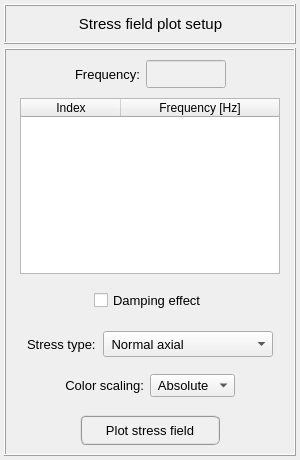
The window that pulse/interface/ui_files/plots/results/structural/plot_stresses_field_for_harmonic_analysis.ui (open-pulse/OpenPulse) describes before a commit, drawn with Qt 5.
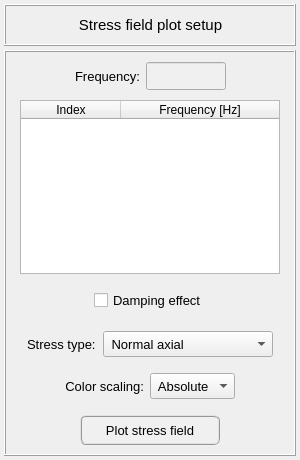
The same window after the commit.

The edit to the form file:
```diff
--- a/pulse/interface/ui_files/plots/results/structural/plot_stresses_field_for_harmonic_analysis.ui
+++ b/pulse/interface/ui_files/plots/results/structural/plot_stresses_field_for_harmonic_analysis.ui
@@ -40,13 +40,13 @@
      <property name="minimumSize">
       <size>
        <width>0</width>
-       <height>40</height>
+       <height>42</height>
       </size>
      </property>
      <property name="maximumSize">
       <size>
        <width>16777215</width>
-       <height>40</height>
+       <height>42</height>
       </size>
      </property>
      <property name="frameShape">
@@ -617,6 +617,18 @@
          </property>
          <item row="0" column="2">
           <widget class="QComboBox" name="comboBox_color_scaling">
+           <property name="minimumSize">
+            <size>
+             <width>0</width>
+             <height>26</height>
+            </size>
+           </property>
+           <property name="maximumSize">
+            <size>
+             <width>16777215</width>
+             <height>26</height>
+            </size>
+           </property>
            <property name="font">
             <font>
              <pointsize>10</pointsize>
@@ -636,6 +648,18 @@
          </item>
          <item row="0" column="1">
           <widget class="QLabel" name="label_2">
+           <property name="minimumSize">
+            <size>
+             <width>0</width>
+             <height>26</height>
+            </size>
+           </property>
+           <property name="maximumSize">
+            <size>
+             <width>16777215</width>
+             <height>26</height>
+            </size>
+           </property>
            <property name="font">
             <font>
              <pointsize>10</pointsize>
```
